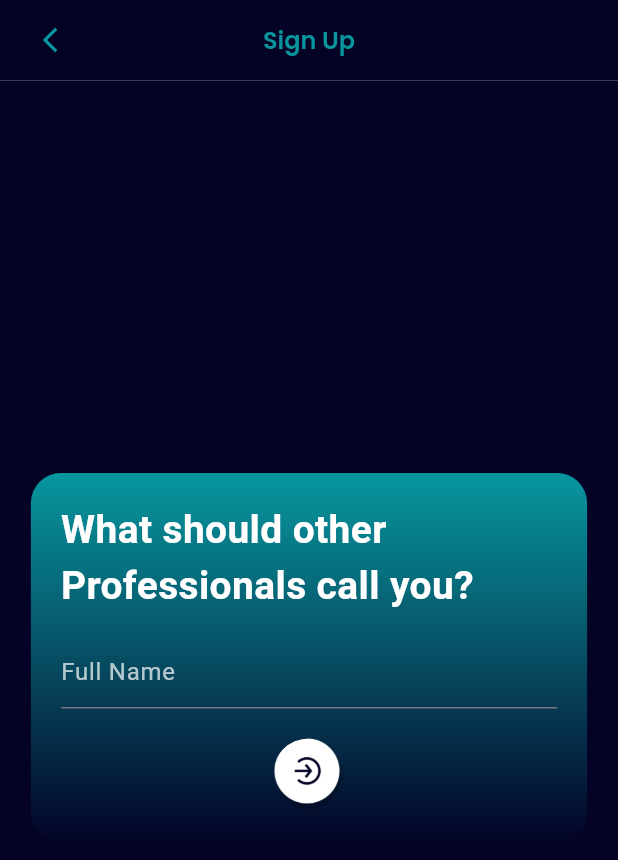
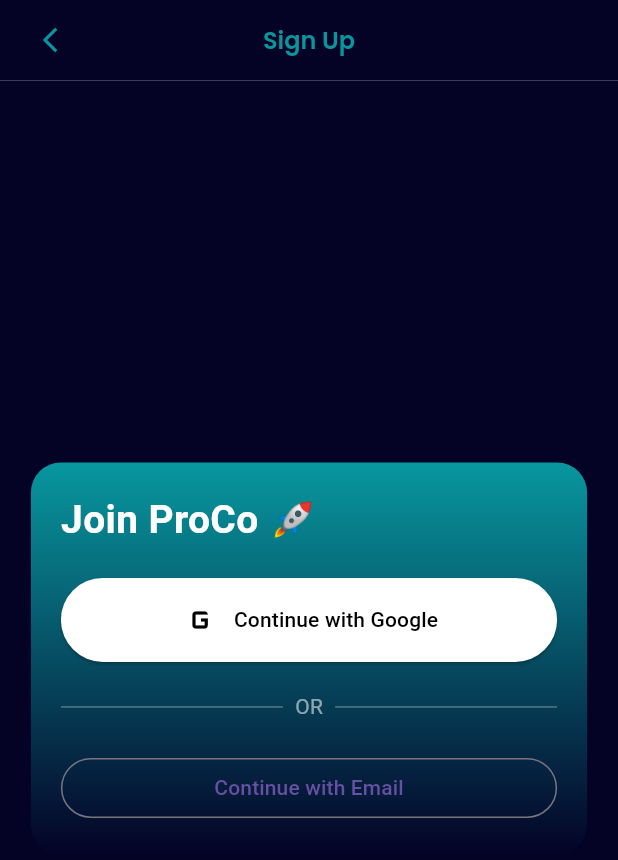
Before and after one commit to NikhilParbat/proco-frontend, a Flutter app: the SignUpScreen screen opened directly, on a phone screen of 412 x 824 dp. Shown: the top 860 px of the screen. Run offline on Flutter 3.47's test engine with Material 3 defaults, Android fonts, the phone set to English and light mode, and no system bars; our stand-ins replace cached_network_image, device_info_plus, firebase_auth, firebase_core, firebase_messaging, flutter_card_swiper and 17 more; accounts and stored records are empty.

Commit message:
feat: google sign up implemented

```diff
--- /dev/null
+++ b/lib/controllers/auth_service.dart
@@ -0,0 +1,43 @@
+import 'package:firebase_auth/firebase_auth.dart';
+import 'package:flutter/material.dart';
+import 'package:google_sign_in/google_sign_in.dart';
+
+class AuthService {
+  static final AuthService _instance = AuthService._internal();
+  factory AuthService() => _instance;
+  AuthService._internal();
+
+  final FirebaseAuth _auth = FirebaseAuth.instance;
+  final GoogleSignIn _googleSignIn = GoogleSignIn.standard();
+
+  Future<UserCredential?> signInWithGoogle() async {
+    try {
+      // Trigger the Google Sign-In flow
+      final GoogleSignInAccount? googleUser =
+          await _googleSignIn.signInSilently() ?? await _googleSignIn.signIn();
+
+      if (googleUser == null) return null;
+
+      // Obtain the auth details from the request
+      final GoogleSignInAuthentication googleAuth =
+          await googleUser.authentication;
+
+      // Create a new credential using the updated field names
+      final credential = GoogleAuthProvider.credential(
+        accessToken: googleAuth.accessToken,
+        idToken: googleAuth.idToken,
+      );
+
+      // Sign in to Firebase with the Google credential
+      return await _auth.signInWithCredential(credential);
+    } catch (e) {
+      debugPrint("Google Sign-In Error: $e");
+      return null;
+    }
+  }
+
+  Future<void> signOut() async {
+    await _googleSignIn.signOut();
+    await _auth.signOut();
+  }
+}
--- a/lib/services/config.dart
+++ b/lib/services/config.dart
@@ -5,6 +5,7 @@
   static const String loginUrl = '/api/login';
   static const String signupUrl = '/api/register';
   static const String googleLoginUrl = '/api/google-login';
+  static const String googleSignupUrl = '/api/google-signup';
   static const String jobs = '/api/jobs';
   static const String swipe = '/api/swipes';
   static const String matches = '/api/matches';
--- a/lib/views/ui/auth/signup_new.dart
+++ b/lib/views/ui/auth/signup_new.dart
@@ -141,7 +141,10 @@
                 ),
               ),
             ),
-            body: IndexedStack(
+
+            body: signUpProvider.activeIndex == 0
+                ? _googleFirstScreen(signUpProvider)
+                : IndexedStack(
                     index: signUpProvider.activeIndex,
                     children: [
                       _namePage(signUpProvider),
@@ -161,6 +164,69 @@
   // ─────────────────────────────────────────────────────────────────────────────
   // Step pages (1-5 unchanged, 6 replaced)
   // ─────────────────────────────────────────────────────────────────────────────
+
+  Widget _googleFirstScreen(SignUpNotifier signUpProvider) {
+    return Scaffold(
+      backgroundColor: const Color(0xFF040326),
+      body: Center(
+        child: _card(
+          children: [
+            _cardTitle("Join ProCo 🚀"),
+            const SizedBox(height: 20),
+
+            // ✅ Google Button FIRST
+            SizedBox(
+              width: double.infinity,
+              child: ElevatedButton.icon(
+                onPressed: signUpProvider.isLoading
+                    ? null
+                    : () async {
+                        await signUpProvider.googleSignUp();
+
+                        // 👉 Move to onboarding after success
+                        signUpProvider.changeStep(1);
+                      },
+                icon: const Icon(Icons.g_mobiledata, size: 28),
+                label: signUpProvider.isLoading
+                    ? const CircularProgressIndicator(color: Colors.black)
+                    : const Text("Continue with Google"),
+                style: ElevatedButton.styleFrom(
+                  backgroundColor: Colors.white,
+                  foregroundColor: Colors.black,
+                  padding: const EdgeInsets.symmetric(vertical: 14),
+                ),
+              ),
+            ),
+
+            const SizedBox(height: 20),
+
+            // Divider
+            Row(
+              children: const [
+                Expanded(child: Divider(color: Colors.white30)),
+                Padding(
+                  padding: EdgeInsets.symmetric(horizontal: 8),
+                  child: Text("OR", style: TextStyle(color: Colors.white54)),
+                ),
+                Expanded(child: Divider(color: Colors.white30)),
+              ],
+            ),
+
+            const SizedBox(height: 20),
+
+            // Manual signup option
+            SizedBox(
+              width: double.infinity,
+              child: OutlinedButton(
+                onPressed: () => signUpProvider.changeStep(1),
+                child: const Text("Continue with Email"),
+              ),
+            ),
+          ],
+        ),
+      ),
+    );
+  }
 
   /// Step 1: Full Name
   Widget _namePage(SignUpNotifier signUpProvider) {
```
Also changed, not shown: lib/controllers/login_provider.dart (+1 -43 lines), lib/controllers/signup_provider.dart (+138 -1 lines), lib/models/request/auth/google_auth_model.dart (added, +29 -0 lines), lib/services/helpers/auth_helper.dart (+52 -0 lines). Lines whose indentation alone changed are shown as unchanged.
